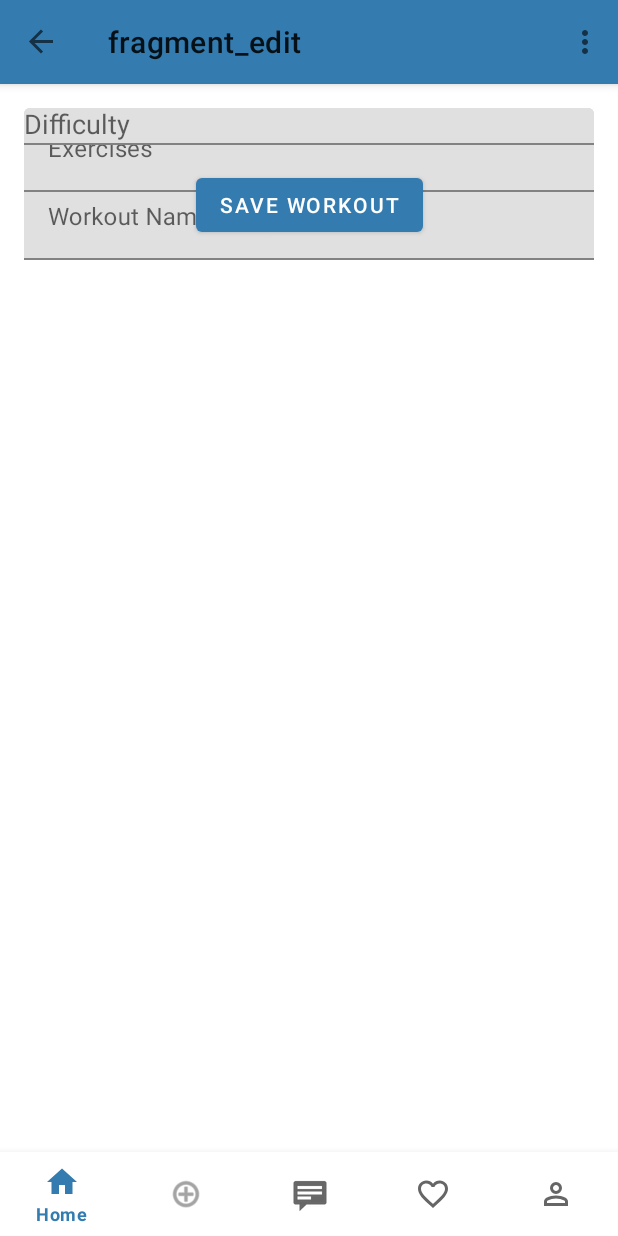
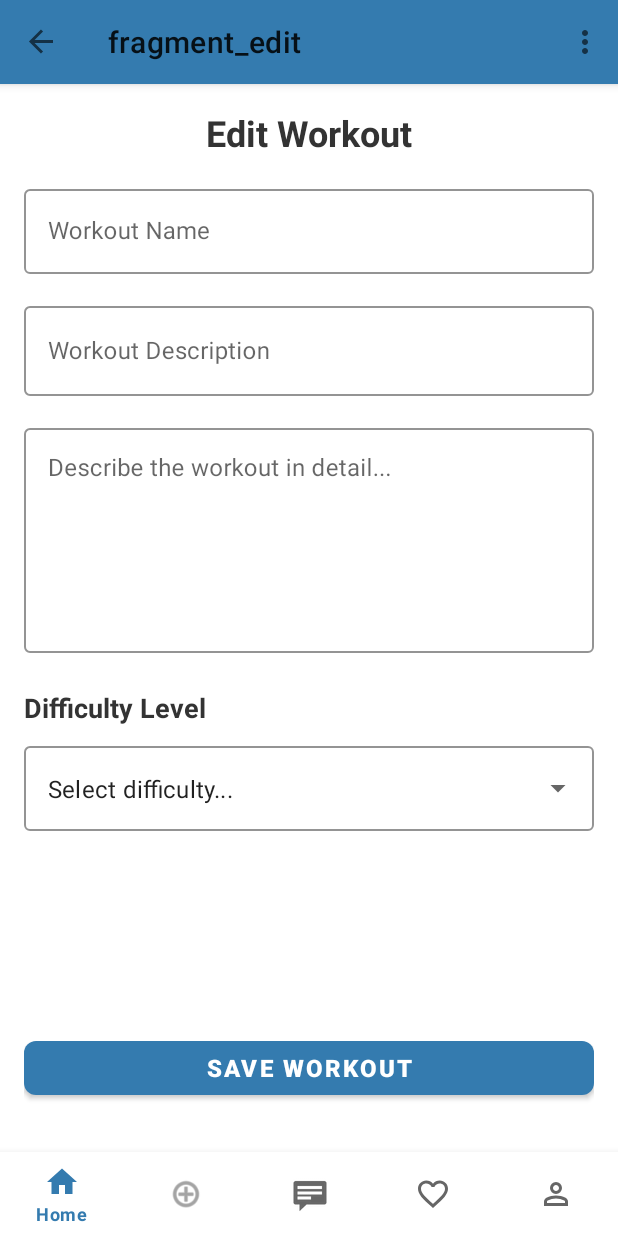
Before and after one commit to gabimatatov/GymBuddy, an Android app: the EditWorkoutFragment screen opened through its navigation route, on a phone screen of 412 x 824 dp. Run offline under Robolectric (Android 15) with nearby library versions, the phone set to English and light mode, and no system bars; our stand-ins replace Firebase (no records; nobody signed in at launch, a user with empty details on screens opened directly), Room's generated code, navigation-ui; 12 statements that could not run were skipped.

Commit message:
edit button works partly

```diff
--- a/app/src/main/res/layout/fragment_edit_workout.xml
+++ b/app/src/main/res/layout/fragment_edit_workout.xml
@@ -1,84 +1,142 @@
-<?xml version="1.0" encoding="utf-8"?>
-<androidx.constraintlayout.widget.ConstraintLayout
+<ScrollView
     xmlns:android="http://schemas.android.com/apk/res/android"
     xmlns:app="http://schemas.android.com/apk/res-auto"
     xmlns:tools="http://schemas.android.com/tools"
     android:layout_width="match_parent"
     android:layout_height="match_parent"
+    android:fillViewport="true">
+
+    <androidx.constraintlayout.widget.ConstraintLayout
+        android:layout_width="match_parent"
+        android:layout_height="wrap_content"
         android:padding="16dp"
         tools:context=".ui.edit.EditWorkoutFragment">
 
         <TextView
             android:id="@+id/textEditWorkoutTitle"
-        android:layout_width="wrap_content"
+            android:layout_width="match_parent"
             android:layout_height="wrap_content"
             android:text="Edit Workout"
-        android:textSize="22sp"
+            android:textSize="24sp"
             android:textStyle="bold"
+            android:textColor="#333333"
+            android:gravity="center"
+            android:layout_marginBottom="16dp"
             app:layout_constraintTop_toTopOf="parent"
             app:layout_constraintStart_toStartOf="parent"
-        app:layout_constraintEnd_toEndOf="parent" />
+            app:layout_constraintEnd_toEndOf="parent"/>
 
         <com.google.android.material.textfield.TextInputLayout
+            android:id="@+id/inputLayoutWorkoutName"
             android:layout_width="match_parent"
             android:layout_height="wrap_content"
+            style="@style/Widget.MaterialComponents.TextInputLayout.OutlinedBox"
+            app:boxStrokeColor="@color/gymbuddy_blue"
+            app:hintTextColor="@color/gymbuddy_blue"
+            android:layout_marginTop="16dp"
             app:layout_constraintTop_toBottomOf="@id/textEditWorkoutTitle"
-        android:layout_marginTop="16dp">
+            app:layout_constraintStart_toStartOf="parent"
+            app:layout_constraintEnd_toEndOf="parent">
 
             <com.google.android.material.textfield.TextInputEditText
                 android:id="@+id/editTextWorkoutName"
                 android:layout_width="match_parent"
                 android:layout_height="wrap_content"
-            android:hint="Workout Name" />
+                android:hint="Workout Name"
+                android:inputType="text"
+                android:maxLines="1"/>
         </com.google.android.material.textfield.TextInputLayout>
 
         <com.google.android.material.textfield.TextInputLayout
+            android:id="@+id/inputLayoutWorkoutDescription"
             android:layout_width="match_parent"
             android:layout_height="wrap_content"
-        app:layout_constraintTop_toBottomOf="@id/editTextWorkoutName"
-        android:layout_marginTop="16dp">
+            style="@style/Widget.MaterialComponents.TextInputLayout.OutlinedBox"
+            app:boxStrokeColor="@color/gymbuddy_blue"
+            app:hintTextColor="@color/gymbuddy_blue"
+            android:layout_marginTop="16dp"
+            app:layout_constraintTop_toBottomOf="@id/inputLayoutWorkoutName"
+            app:layout_constraintStart_toStartOf="parent"
+            app:layout_constraintEnd_toEndOf="parent">
 
             <com.google.android.material.textfield.TextInputEditText
                 android:id="@+id/editTextWorkoutDescription"
                 android:layout_width="match_parent"
                 android:layout_height="wrap_content"
-            android:hint="Workout Description" />
+                android:hint="Workout Description"
+                android:inputType="textMultiLine"
+                android:minHeight="60dp"
+                android:maxLines="3"/>
         </com.google.android.material.textfield.TextInputLayout>
 
         <com.google.android.material.textfield.TextInputLayout
+            android:id="@+id/inputLayoutWorkoutExercises"
             android:layout_width="match_parent"
             android:layout_height="wrap_content"
-        app:layout_constraintTop_toBottomOf="@id/editTextWorkoutDescription"
-        android:layout_marginTop="16dp">
+            style="@style/Widget.MaterialComponents.TextInputLayout.OutlinedBox"
+            app:boxStrokeColor="@color/gymbuddy_blue"
+            app:hintTextColor="@color/gymbuddy_blue"
+            android:layout_marginTop="16dp"
+            app:layout_constraintTop_toBottomOf="@id/inputLayoutWorkoutDescription"
+            app:layout_constraintStart_toStartOf="parent"
+            app:layout_constraintEnd_toEndOf="parent">
 
             <com.google.android.material.textfield.TextInputEditText
                 android:id="@+id/editTextWorkoutExercises"
                 android:layout_width="match_parent"
+                android:layout_height="150dp"
+                android:hint="Describe the workout in detail..."
+                android:inputType="textMultiLine"
+                android:gravity="top"/>
+        </com.google.android.material.textfield.TextInputLayout>
+
+        <TextView
+            android:id="@+id/textDifficultyLabel"
+            android:layout_width="wrap_content"
             android:layout_height="wrap_content"
-            android:hint="Exercises" />
-    </com.google.android.material.textfield.TextInputLayout>
+            android:text="Difficulty Level"
+            android:textSize="18sp"
+            android:textStyle="bold"
+            android:textColor="#333333"
+            app:layout_constraintTop_toBottomOf="@id/inputLayoutWorkoutExercises"
+            app:layout_constraintStart_toStartOf="parent"
+            android:layout_marginTop="24dp"/>
 
         <com.google.android.material.textfield.TextInputLayout
             android:id="@+id/inputLayoutDifficulty"
+            style="@style/Widget.MaterialComponents.TextInputLayout.OutlinedBox.ExposedDropdownMenu"
             android:layout_width="match_parent"
             android:layout_height="wrap_content"
-        app:layout_constraintTop_toBottomOf="@id/editTextWorkoutExercises"
-        android:layout_marginTop="16dp">
+            android:layout_marginTop="8dp"
+            app:boxStrokeColor="@color/gymbuddy_blue"
+            app:hintTextColor="@color/gymbuddy_blue"
+            app:layout_constraintTop_toBottomOf="@id/textDifficultyLabel"
+            app:layout_constraintStart_toStartOf="parent"
+            app:layout_constraintEnd_toEndOf="parent">
 
             <AutoCompleteTextView
                 android:id="@+id/spinnerDifficulty"
                 android:layout_width="match_parent"
                 android:layout_height="wrap_content"
-            android:hint="Difficulty" />
+                android:inputType="none"
+                android:text="Select difficulty..."/>
         </com.google.android.material.textfield.TextInputLayout>
 
-    <Button
+        <com.google.android.material.button.MaterialButton
             android:id="@+id/buttonSaveWorkout"
-        android:layout_width="wrap_content"
+            android:layout_width="match_parent"
             android:layout_height="wrap_content"
-        android:text="Save Workout"
+            android:layout_marginTop="32dp"
+            android:text="SAVE WORKOUT"
+            android:textSize="16sp"
+            android:textStyle="bold"
+            app:cornerRadius="8dp"
             app:layout_constraintTop_toBottomOf="@id/inputLayoutDifficulty"
             app:layout_constraintStart_toStartOf="parent"
             app:layout_constraintEnd_toEndOf="parent"
-        android:layout_marginTop="16dp"/>
+            app:layout_constraintBottom_toBottomOf="parent"
+            app:layout_constraintVertical_bias="1.0"
+            android:layout_marginBottom="16dp"/>
     </androidx.constraintlayout.widget.ConstraintLayout>
+
+</ScrollView>
```
Lines whose indentation alone changed are shown as unchanged.
